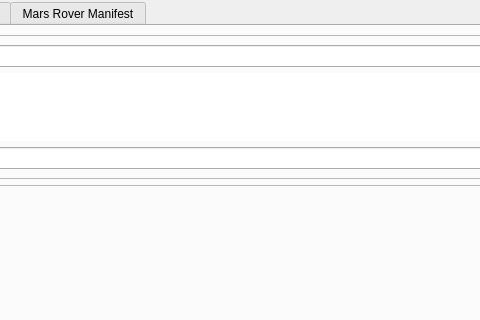
Above: mainwindow.ui from DavidJerman/AstroXplorer before the change; both pictures show x 197 to 677 and y 0 to 320 of the 932 by 648 pixel window. Below: the same form after it.
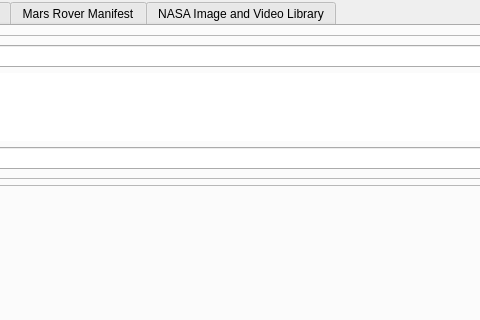
That is the form after the change. The open tabs and pages were chosen to show the change.

Commit message: Added podcasts folder

What changed in the file:
```diff
--- a/mainwindow.ui
+++ b/mainwindow.ui
@@ -3133,6 +3133,11 @@
         </item>
        </layout>
       </widget>
+      <widget class="QWidget" name="tab">
+       <attribute name="title">
+        <string>NASA Image and Video Library</string>
+       </attribute>
+      </widget>
      </widget>
     </item>
     <item row="1" column="0">
```
Left out of the diff: 2 changed lines with no effect on the pictures.
